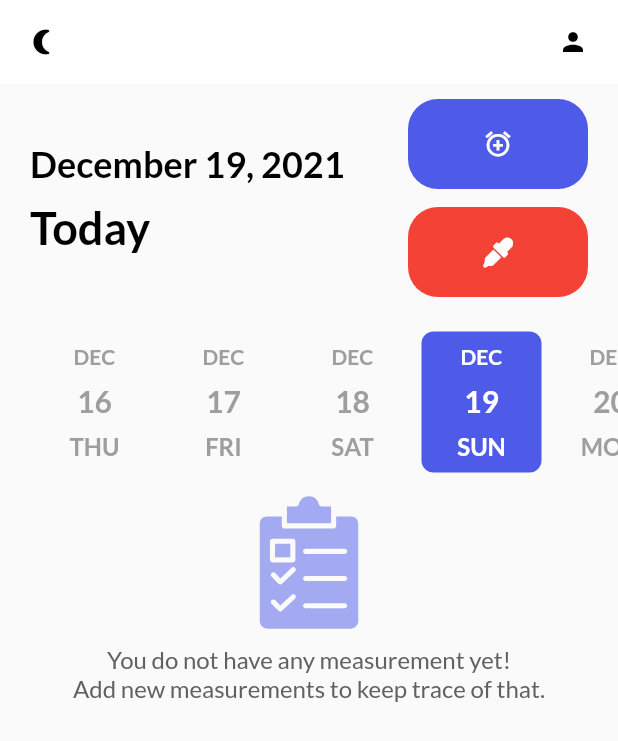
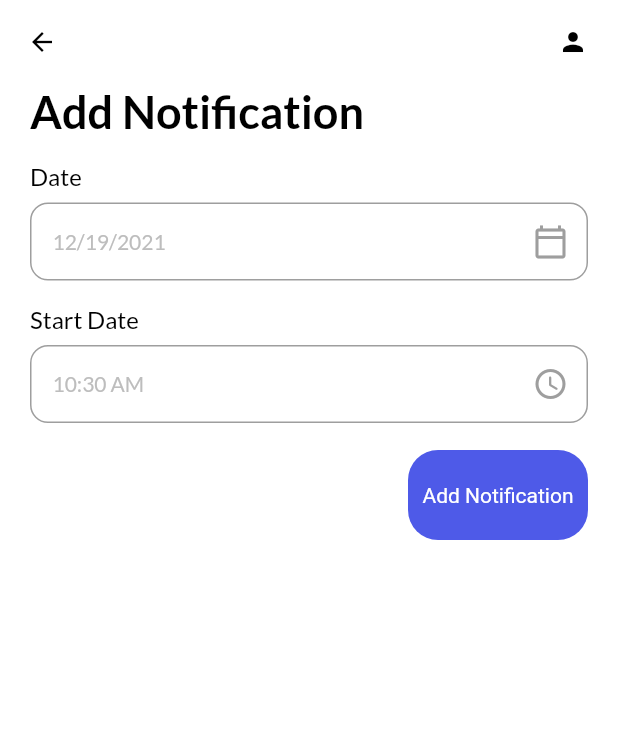
Before and after one commit to Giancarmine/iris, a Flutter app: the screen it shows after launch, after a tap on the "alarm add" icon, on a phone screen of 412 x 824 dp. Shown: the top 741 px of the screen. Run offline on Flutter 3.47's test engine with Material 2 defaults, Android fonts, the phone set to English and light mode, and no system bars; drawn by our look-alikes of date_picker_timeline; our stand-ins replace flutter_icons, flutter_local_notifications, flutter_staggered_animations, flutter_svg, font_awesome_flutter, get and 4 more; accounts and stored records are empty.

Commit message:
Add notification page

```diff
--- /dev/null
+++ b/lib/screens/add_notification.dart
@@ -0,0 +1,222 @@
+import 'package:flutter/material.dart';
+import 'package:get/get.dart';
+import 'package:intl/intl.dart';
+import 'package:iris/controllers/measurement_controller.dart';
+import 'package:iris/models/measurement.dart';
+import 'package:iris/utils/theme.dart';
+import 'package:iris/widgets/button.dart';
+import 'package:iris/widgets/input_field.dart';
+
+class AddNotificationPage extends StatefulWidget {
+  AddNotificationPage({Key? key, this.notifyHelper}) : super(key: key);
+
+  final notifyHelper;
+
+  @override
+  State<AddNotificationPage> createState() => _AddNotificationPageState();
+}
+
+class _AddNotificationPageState extends State<AddNotificationPage> {
+  final MeasurementController _measurementController =
+      Get.put(MeasurementController());
+
+  final TextEditingController _valueController = TextEditingController();
+  final TextEditingController _noteController = TextEditingController();
+  DateTime _selectedDate = DateTime.now();
+  String _startTime = DateFormat("hh:mm a").format(DateTime.now()).toString();
+  int _selectedReminder = 2;
+  List<int> reminderList = [
+    0,
+    1,
+    2,
+    3,
+    4,
+    5,
+  ];
+
+  @override
+  Widget build(BuildContext context) {
+    return Scaffold(
+      backgroundColor: Theme.of(context).backgroundColor,
+      appBar: _appBar(context),
+      body: Container(
+        padding: const EdgeInsets.only(left: 20, right: 20),
+        child: SingleChildScrollView(
+          child: Column(
+            crossAxisAlignment: CrossAxisAlignment.start,
+            children: [
+              Text(
+                "Add Notification",
+                style: headingStyle,
+              ),
+              MyInputField(
+                title: "Date",
+                hint: DateFormat.yMd().format(_selectedDate),
+                widget: IconButton(
+                  icon: const Icon(
+                    Icons.calendar_today_outlined,
+                    color: Colors.grey,
+                  ),
+                  onPressed: () {
+                    _getDateFormUser();
+                  },
+                ),
+              ),
+              Row(
+                children: [
+                  Expanded(
+                    child: MyInputField(
+                      title: "Start Date",
+                      hint: _startTime,
+                      widget: IconButton(
+                        onPressed: () {
+                          _getTimeFormUser(isStartTime: true);
+                        },
+                        icon: const Icon(
+                          Icons.access_time_rounded,
+                          color: Colors.grey,
+                        ),
+                      ),
+                    ),
+                  ),
+                ],
+              ),
+              const SizedBox(height: 18),
+              Row(
+                mainAxisAlignment: MainAxisAlignment.end,
+                crossAxisAlignment: CrossAxisAlignment.center,
+                children: [
+                  MyButton(
+                      label: "Add Notification", onTap: () => _validateData())
+                ],
+              )
+            ],
+          ),
+        ),
+      ),
+    );
+  }
+
+  _validateData() {
+    if (_valueController.text.isNotEmpty &&
+        _valueController.text.isNumericOnly) {
+      _addMeasurementToDB();
+      if (_selectedReminder != 0) {
+        // notifyHelper.scheduledNotification('It is the time!',
+        //     'Let\'s add a new measurement', _selectedReminder);
+      }
+      Get.back();
+    } else {
+      Get.snackbar(
+        "Required",
+        "Please insert the measurement value!",
+        snackPosition: SnackPosition.BOTTOM,
+        backgroundColor: Colors.white,
+        colorText: pinkClr,
+        icon: const Icon(
+          Icons.warning_amber_rounded,
+          color: Colors.red,
+        ),
+      );
+    }
+  }
+
+  _addMeasurementToDB() async {
+    int value = await _measurementController.addMeasurement(
+      measurement: Measurement(
+        value: int.parse(_valueController.text),
+        note: _noteController.text,
+        date: DateFormat.yMd().format(_selectedDate),
+        time: _startTime,
+        color: _evaluateColor(),
+        remind: _selectedReminder,
+        type: 0,
+      ),
+    );
+
+    print("My value is $value");
+  }
+
+  _appBar(BuildContext context) {
+    return AppBar(
+      backgroundColor: Theme.of(context).backgroundColor,
+      elevation: 0,
+      leading: GestureDetector(
+        onTap: () {
+          Get.back();
+        },
+        child: Icon(
+          Icons.arrow_back,
+          size: 20,
+          color: Get.isDarkMode ? Colors.white : Colors.black,
+        ),
+      ),
+      actions: [
+        Icon(
+          Icons.person,
+          size: 20,
+          color: Get.isDarkMode ? Colors.white : Colors.black,
+        ),
+        const SizedBox(
+          width: 20,
+        ),
+      ],
+    );
+  }
+
+  _getDateFormUser() async {
+    DateTime? _pickerDate = await showDatePicker(
+        context: context,
+        initialDate: DateTime.now(),
+        firstDate: DateTime(2015),
+        lastDate: DateTime(2121));
+
+    if (_pickerDate != null) {
+      setState(() {
+        _selectedDate = _pickerDate;
+        print(_selectedDate);
+      });
+    } else {
+      print("It's null or something is wrong");
+    }
+  }
+
+  _getTimeFormUser({required bool isStartTime}) async {
+    var pickedTime = await _showTimePicker();
+    String _formattedTime = pickedTime.format(context);
+
+    if (pickedTime == null) {
+      print("Time cancelled");
+    } else if (isStartTime == true) {
+      setState(() {
+        _startTime = _formattedTime;
+      });
+    }
+  }
+
+  _evaluateColor() {
+    int? result = 0;
+    int value = int.parse(_valueController.text);
+    if (value >= 60 && value <= 110) {
+      result = 1;
+    } else if (value > 110 && value <= 125) {
+      result = 2;
+    } else if (value >= 126 && value < 140) {
+      result = 3;
+    } else if (value >= 140 && value <= 200) {
+      result = 4;
+    }
+
+    return result;
+  }
+
+  _showTimePicker() {
+    return showTimePicker(
+        initialEntryMode: TimePickerEntryMode.input,
+        context: context,
+        initialTime: TimeOfDay(
+          hour: int.parse(_startTime.split(":")[0]),
+          minute: int.parse(_startTime.split(":")[1].split(" ")[0]),
+        ));
+  }
+}
--- a/lib/screens/home_page.dart
+++ b/lib/screens/home_page.dart
@@ -15,6 +15,7 @@ import 'package:intl/intl.dart';
 import 'package:iris/controllers/measurement_controller.dart';
 import 'package:iris/models/measurement.dart';
 import 'package:iris/screens/add_measurement.dart';
+import 'package:iris/screens/add_notification.dart';
 import 'package:iris/services/notification_services.dart';
 import 'package:iris/services/theme_services.dart';
 import 'package:iris/utils/size_config.dart';
@@ -98,7 +99,7 @@ class _HomePageState extends State<HomePage> {
               MyButton(
                 icon: Icons.alarm_add,
                 onTap: () async {
-                  // await Get.to(const AddReminderPage());
+                  await Get.to(() => AddNotificationPage(notifyHelper: notifyHelper,));
                   _measurementController.getMeasurements();
                 },
               ),
```
Also changed, not shown: pubspec.lock.
